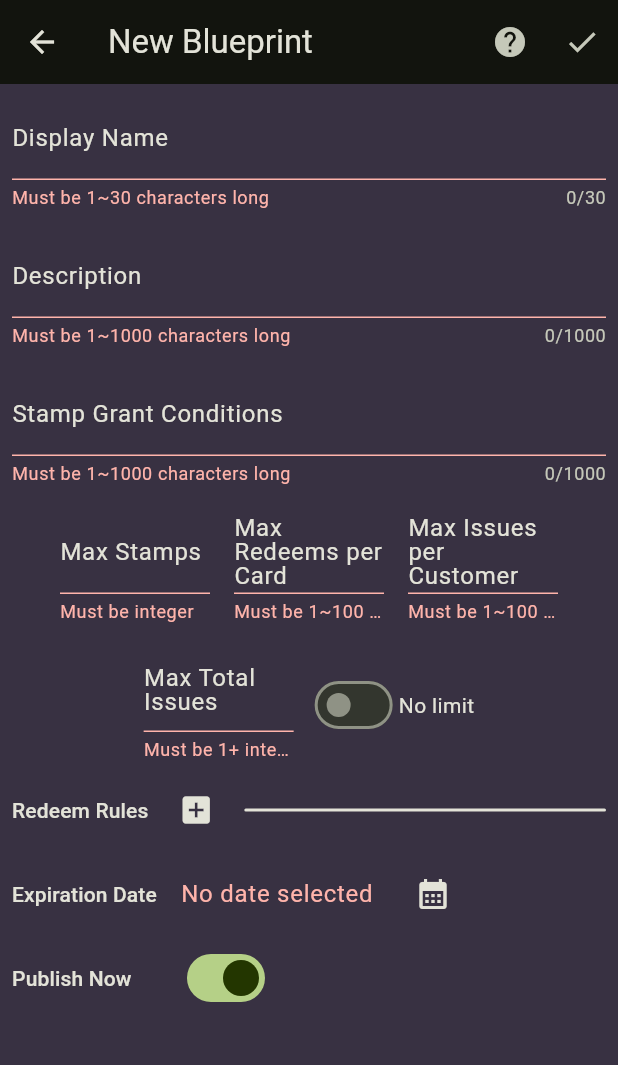
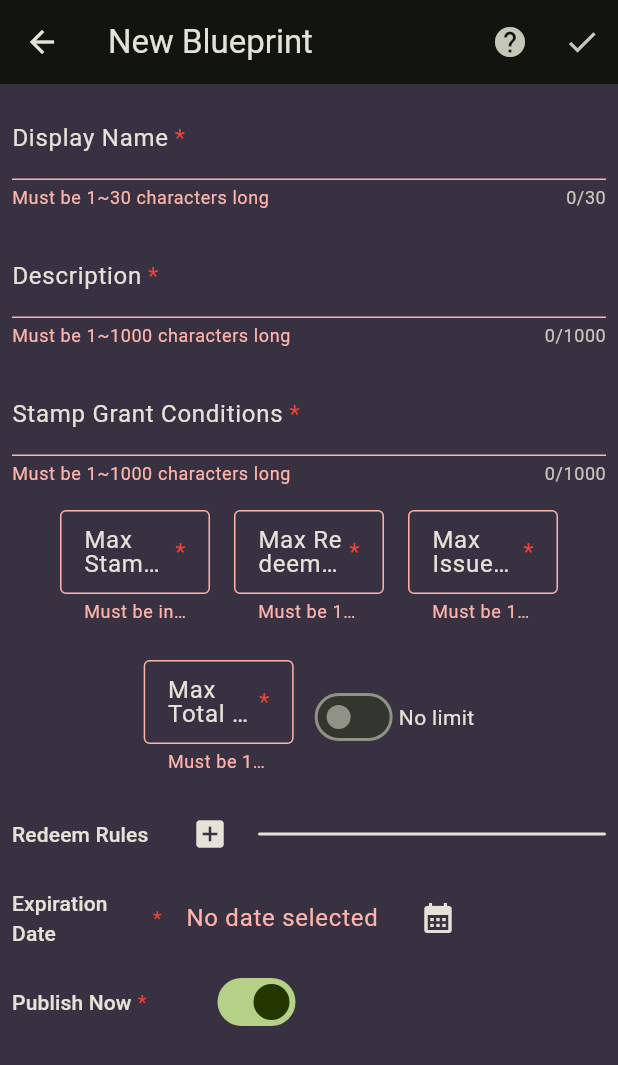
Before and after one commit to hweemyoungk/carol-stamp-cards, a Flutter app: the OwnerDesignBlueprintScreen screen opened by its route, after a tap on the "check" icon, on a phone screen of 412 x 824 dp. Shown: the top 1065 px of the screen. Run offline on Flutter 3.47's test engine with Material 3 defaults, Android fonts, the phone set to English and light mode, and no system bars; our stand-ins replace app_links, flutter_riverpod, google_fonts, latlong2, package_info_plus, qr_flutter and 3 more; missing offline and left inert: dart_jsonwebtoken, pkce, qr_code_scanner; accounts and stored records are empty; generated files the repository leaves out were written again; network calls fail.

Commit message:
added required field suffix to labels

```diff
--- a/lib/l10n/app_ja.arb
+++ b/lib/l10n/app_ja.arb
@@ -66,7 +66,7 @@
     "deleteCardSuccess": "カードを削除しました!",
 
     "@_CustomerDesignStampCardScreen": {},
-    "modifyCardAppBarTitle": "カード修正",
+    "modifyCardAppBarTitle": "カードを修正",
     "modifyCardSuccess": "カードを修正しました!",
 
     "@_CustomerScreen": {},
--- a/lib/screens/owner_design_blueprint_screen.dart
+++ b/lib/screens/owner_design_blueprint_screen.dart
@@ -12,6 +12,7 @@ import 'package:carol/utils.dart';
 import 'package:carol/widgets/common/alert_row.dart';
 import 'package:carol/widgets/common/icon_button_in_progress.dart';
 import 'package:carol/widgets/common/proceed_alert_dialog.dart';
+import 'package:carol/widgets/common/required_field_label.dart';
 import 'package:carol/widgets/stores_explorer/stores_list.dart';
 import 'package:flutter/material.dart';
 import 'package:flutter_riverpod/flutter_riverpod.dart';
@@ -124,10 +125,12 @@ class _OwnerDesignStoreScreenState
                             color: Theme.of(context).colorScheme.onBackground),
                         maxLength: 30,
                         decoration: InputDecoration(
-                          label: Text(
+                          label: RequiredFieldLabel(
+                            Text(
                               _localizations.displayName,
                               style: TextStyle(
                                 color: onBackgroundTernary,
+                              ),
                             ),
                           ),
                         ),
@@ -155,10 +158,12 @@ class _OwnerDesignStoreScreenState
                             color: Theme.of(context).colorScheme.onBackground),
                         maxLength: 1000,
                         decoration: InputDecoration(
-                          label: Text(
+                          label: RequiredFieldLabel(
+                            Text(
                               _localizations.description,
                               style: TextStyle(
                                 color: onBackgroundTernary,
+                              ),
                             ),
                           ),
                         ),
@@ -197,10 +202,12 @@ class _OwnerDesignStoreScreenState
                                 )),
                         maxLength: 1000,
                         decoration: InputDecoration(
-                          label: Text(
+                          label: RequiredFieldLabel(
+                            Text(
                               _localizations.stampGrantConditions,
                               style: TextStyle(
                                 color: onBackgroundTernary,
+                              ),
                             ),
                           ),
                         ),
@@ -236,12 +243,18 @@ class _OwnerDesignStoreScreenState
                                       color: Theme.of(context)
                                           .colorScheme
                                           .onBackground),
-                              // double _lng;
                               decoration: InputDecoration(
-                                label: Text(
+                                border: const OutlineInputBorder(
+                                  borderSide: BorderSide(width: 1),
+                                ),
+                                label: RequiredFieldLabel(
+                                  Text(
                                     _localizations.maxStamps,
+                                    overflow: TextOverflow.ellipsis,
+                                    maxLines: 2,
                                     style: TextStyle(
                                       color: onBackgroundTernary,
+                                    ),
                                   ),
                                 ),
                               ),
@@ -284,12 +297,18 @@ class _OwnerDesignStoreScreenState
                                       color: Theme.of(context)
                                           .colorScheme
                                           .onBackground),
-                              // double _lng;
                               decoration: InputDecoration(
-                                label: Text(
+                                border: const OutlineInputBorder(
+                                  borderSide: BorderSide(width: 1),
+                                ),
+                                label: RequiredFieldLabel(
+                                  Text(
                                     _localizations.maxRedeemsPerCard,
+                                    overflow: TextOverflow.ellipsis,
+                                    maxLines: 2,
                                     style: TextStyle(
                                       color: onBackgroundTernary,
+                                    ),
                                   ),
                                 ),
                               ),
@@ -326,12 +345,22 @@ class _OwnerDesignStoreScreenState
                                       color: Theme.of(context)
                                           .colorScheme
                                           .onBackground),
-                              // double _lng;
                               decoration: InputDecoration(
-                                label: Text(
+                                // labelText: _localizations.maxIssuesPerCustomer,
+                                // labelStyle: TextStyle(
+                                //   color: onBackgroundTernary,
+                                // ),
+                                border: const OutlineInputBorder(
+                                  borderSide: BorderSide(width: 1),
+                                ),
+                                label: RequiredFieldLabel(
+                                  Text(
                                     _localizations.maxIssuesPerCustomer,
+                                    overflow: TextOverflow.ellipsis,
+                                    maxLines: 2,
                                     style: TextStyle(
                                       color: onBackgroundTernary,
+                                    ),
                                   ),
                                 ),
                               ),
@@ -361,7 +390,7 @@ class _OwnerDesignStoreScreenState
                       children: [
                         // late int _numMaxIssues;
                         Padding(
-                          padding: DesignUtils.basicWidgetEdgeInsets(),
+                          padding: DesignUtils.basicWidgetEdgeInsets(2),
                           child: Row(
                             children: [
                               SizedBox(
@@ -382,10 +411,17 @@ class _OwnerDesignStoreScreenState
                                                       ? 0.5
                                                       : 1.0)),
                                   decoration: InputDecoration(
-                                    label: Text(
+                                    border: const OutlineInputBorder(
+                                      borderSide: BorderSide(width: 1),
+                                    ),
+                                    label: RequiredFieldLabel(
+                                      Text(
                                         _localizations.maxTotalIssues,
+                                        overflow: TextOverflow.ellipsis,
+                                        maxLines: 2,
                                         style: TextStyle(
                                           color: onBackgroundTernary,
+                                        ),
                                       ),
                                     ),
                                   ),
@@ -440,6 +476,8 @@ class _OwnerDesignStoreScreenState
                       children: [
                         Padding(
                           padding: DesignUtils.basicWidgetEdgeInsets(),
+                          child: SizedBox(
+                            width: 100,
                             child: Text(
                               _localizations.redeemRules,
                               style: Theme.of(context)
@@ -449,6 +487,7 @@ class _OwnerDesignStoreScreenState
                                       color: Theme.of(context)
                                           .colorScheme
                                           .onBackground),
+                            ),
                           ),
                         ),
                         IconButton(
@@ -558,12 +597,17 @@ class _OwnerDesignStoreScreenState
                       children: [
                         Padding(
                           padding: DesignUtils.basicWidgetEdgeInsets(),
-                          child: Text(
+                          child: SizedBox(
+                            width: 100,
+                            child: RequiredFieldLabel(
+                              Text(
                                 _localizations.expirationDate,
                                 style: Theme.of(context)
                                     .textTheme
                                     .labelLarge!
                                     .copyWith(color: onBackgroundTernary),
+                              ),
+                            ),
                           ),
                         ),
                         Padding(
@@ -617,7 +661,10 @@ class _OwnerDesignStoreScreenState
                       children: [
                         Padding(
                           padding: DesignUtils.basicWidgetEdgeInsets(),
-                          child: Text(
+                          child: SizedBox(
+                            width: 100,
+                            child: RequiredFieldLabel(
+                              Text(
                                 _localizations.publishNow,
                                 style: Theme.of(context)
                                     .textTheme
@@ -626,6 +673,8 @@ class _OwnerDesignStoreScreenState
                                         color: Theme.of(context)
                                             .colorScheme
                                             .onBackground),
+                              ),
+                            ),
                           ),
                         ),
                         const SizedBox(width: 25),
--- a/lib/widgets/common/required_field_label.dart
+++ b/lib/widgets/common/required_field_label.dart
@@ -2,7 +2,7 @@ import 'package:carol/utils.dart';
 import 'package:flutter/material.dart';
 
 class RequiredFieldLabel extends StatelessWidget {
-  final Text labelText;
+  final Widget labelText;
 
   const RequiredFieldLabel(this.labelText, {super.key});
 
@@ -10,7 +10,7 @@ class RequiredFieldLabel extends StatelessWidget {
   Widget build(BuildContext context) {
     return Row(
       children: [
-        labelText,
+        Flexible(child: labelText),
         const SizedBox(width: 4),
         DesignUtils.requiredFieldLabelSuffixText,
       ],
```
Also changed, not shown: lib/screens/blueprint_dialog_screen.dart (+28 -3 lines), lib/screens/customer_design_stamp_card_screen.dart (+7 -2 lines), lib/screens/owner_design_redeem_rule_screen.dart (+10 -3 lines). Lines whose indentation alone changed are shown as unchanged.
